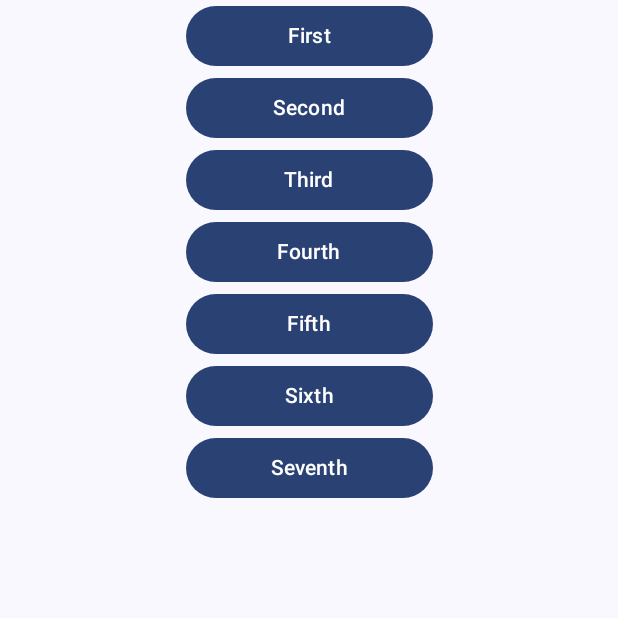
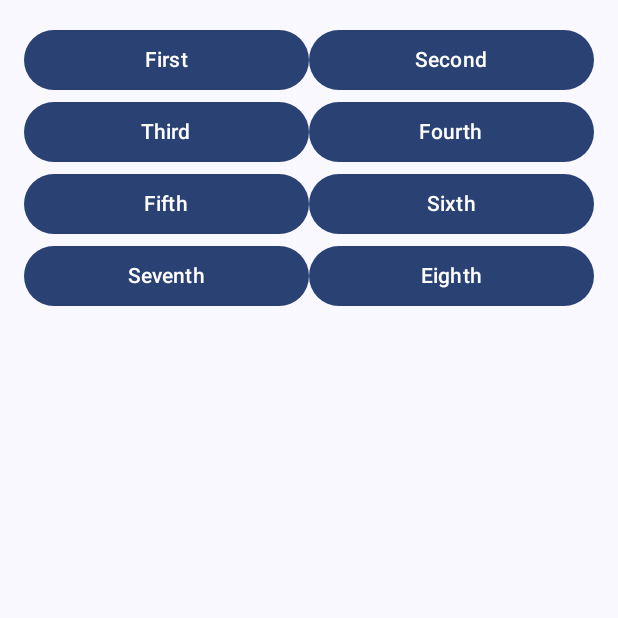
Before and after one commit to Gizcerbes/ComposeTrainee, an Android app built with Jetpack Compose: the screen it shows after launch (MainActivity), on a phone screen of 412 x 824 dp, the top half of it. Run offline under Robolectric (Android 15) with nearby library versions, the phone set to English and light mode, and no system bars.

Commit message:
Change navigation

```diff
--- a/app/src/main/java/com/uogames/composetranee/ui/screen/NavigationScreen.kt
+++ b/app/src/main/java/com/uogames/composetranee/ui/screen/NavigationScreen.kt
@@ -4,11 +4,15 @@ import androidx.compose.foundation.layout.Box
 import androidx.compose.foundation.layout.Column
 import androidx.compose.foundation.layout.fillMaxSize
 import androidx.compose.foundation.layout.fillMaxWidth
+import androidx.compose.foundation.layout.padding
+import androidx.compose.foundation.lazy.grid.GridCells
+import androidx.compose.foundation.lazy.grid.LazyVerticalGrid
 import androidx.compose.material3.Button
 import androidx.compose.material3.Text
 import androidx.compose.runtime.Composable
 import androidx.compose.ui.Alignment
 import androidx.compose.ui.Modifier
+import androidx.compose.ui.unit.dp
 import androidx.navigation.NavHostController
 import androidx.navigation.compose.NavHost
 import androidx.navigation.compose.composable
@@ -50,55 +54,42 @@ object NavigationScreen {
 		navController: NavHostController
 	) {
 		Box(
-			modifier = Modifier.fillMaxSize(),
+			modifier = Modifier
+				.fillMaxSize()
+				.padding(16.dp),
 			contentAlignment = Alignment.TopCenter,
 		) {
-			Column(modifier = Modifier.fillMaxWidth(0.4f)) {
-				Button(
-					modifier = Modifier.fillMaxWidth(),
-					onClick = { navController.navigate(first.routeWithParams) }
-				) {
-					Text(text = "First")
-				}
-				Button(
-					modifier = Modifier.fillMaxWidth(),
-					onClick = { navController.navigate(second.routeWithParams) }
-				) {
-					Text(text = "Second")
-				}
-				Button(
-					modifier = Modifier.fillMaxWidth(),
-					onClick = { navController.navigate(third.route) }
-				) {
-					Text(text = "Third")
-				}
-				Button(
-					modifier = Modifier.fillMaxWidth(),
-					onClick = { navController.navigate(forth.route) }
-				) {
-					Text(text = "Fourth")
-				}
-				Button(
-					modifier = Modifier.fillMaxWidth(),
-					onClick = { navController.navigate(fifth.route) }
-				) {
-					Text(text = "Fifth")
-				}
-				Button(
-					modifier = Modifier.fillMaxWidth(),
-					onClick = { navController.navigate(sixth.route) }
-				) {
-					Text(text = "Sixth")
-				}
-				Button(
-					modifier = Modifier.fillMaxWidth(),
-					onClick = { navController.navigate(seventh.route) }
-				) {
-					Text(text = "Seventh")
+			LazyVerticalGrid(columns = GridCells.Fixed(2)) {
+				items(Buttons.entries.size){
+					Buttons.entries[it].run(navController)
 				}
 			}
 		}
 	}
 
+	private enum class Buttons(
+		val route: String,
+		val text: String
+	) {
+		FIRST(first.routeWithParams, "First"),
+		SECOND(second.routeWithParams,  "Second"),
+		THIRD(third.routeWithParams, "Third"),
+		FOURTH(forth.routeWithParams, "Fourth"),
+		FIFTH(fifth.routeWithParams, "Fifth"),
+		SIXTH(sixth.routeWithParams, "Sixth"),
+		SEVENTH(seventh.routeWithParams, "Seventh"),
+		EIGHTH(eighth.routeWithParams, "Eighth")
+		;
+		val run: @Composable (navController: NavHostController) -> Unit = {
+			Button(
+				modifier = Modifier.fillMaxWidth(),
+				onClick = { it.navigate(route) }
+			) {
+				Text(text = text)
+			}
+		}
+
+	}
+
 
 }
--- a/app/src/main/java/com/uogames/composetranee/ui/screen/SeventhScreen.kt
+++ b/app/src/main/java/com/uogames/composetranee/ui/screen/SeventhScreen.kt
@@ -2,7 +2,6 @@ package com.uogames.composetranee.ui.screen
 
 import android.annotation.SuppressLint
 import android.content.Context
-import android.view.Window
 import android.view.inputmethod.InputMethodManager
 import androidx.compose.foundation.layout.Arrangement
 import androidx.compose.foundation.layout.Box
@@ -18,7 +17,6 @@ import androidx.compose.material3.Scaffold
 import androidx.compose.material3.SnackbarHost
 import androidx.compose.material3.SnackbarHostState
 import androidx.compose.material3.Text
-import androidx.compose.material3.TextField
 import androidx.compose.runtime.Composable
 import androidx.compose.runtime.getValue
 import androidx.compose.runtime.mutableStateOf
```
